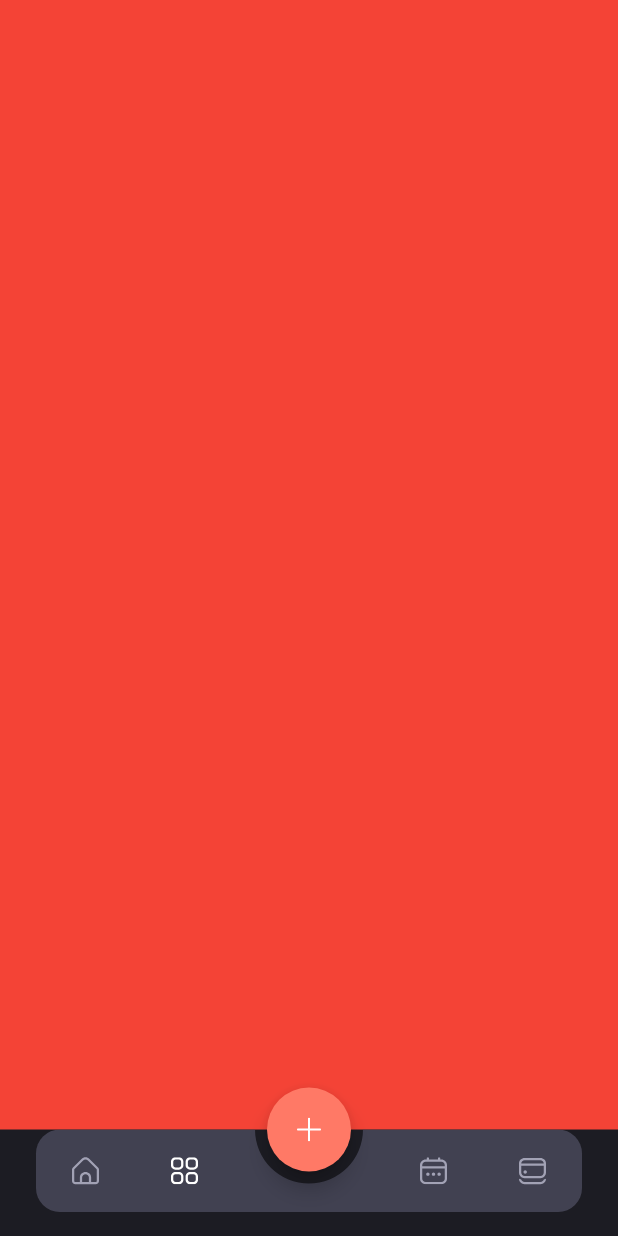
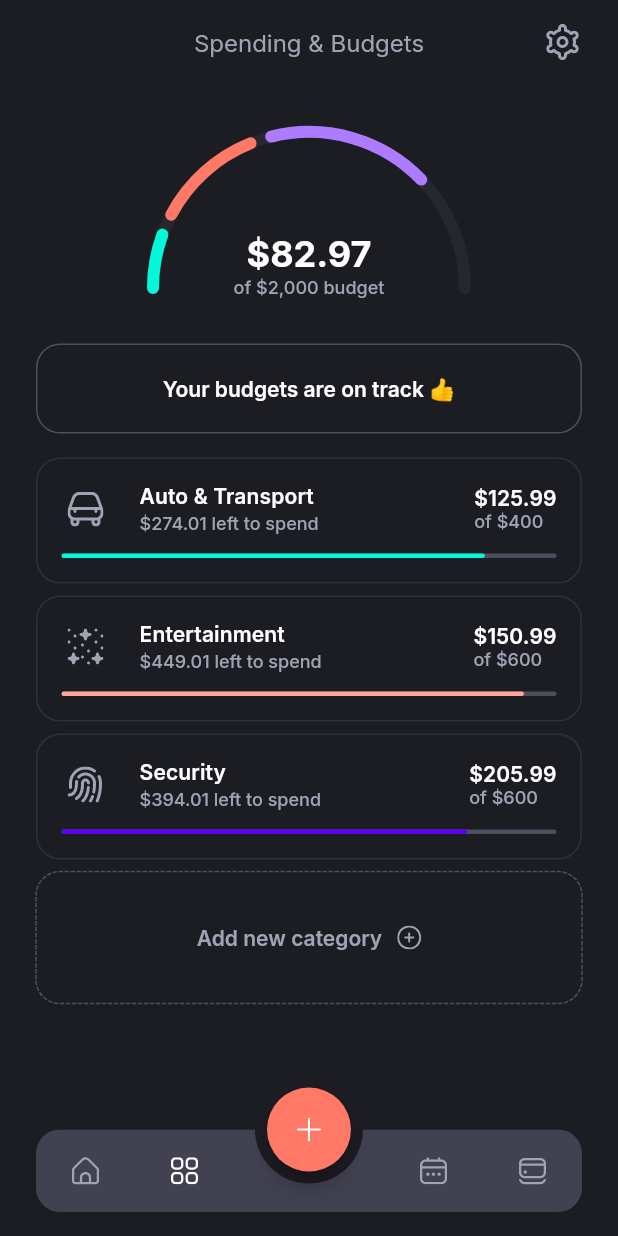
Before and after one commit to anilcngz/trackizer_app_ui, a Flutter app: the Nav screen opened directly, item 2 of the bottom bar chosen, on a phone screen of 412 x 824 dp. Run offline on Flutter 3.47's test engine with Material 2 defaults, Android fonts, the phone set to English and light mode, and no system bars; drawn by our look-alikes of dotted_border; our stand-ins replace flutter_svg, google_fonts.

Commit message:
Spending & Budgets Screen

```diff
--- a/lib/screens/nav/nav.dart
+++ b/lib/screens/nav/nav.dart
@@ -3,6 +3,8 @@ import 'package:flutter_svg/svg.dart';
 import 'package:trackizer_app/config/colors.dart';
 import 'package:trackizer_app/screens/home/home_screen.dart';
 import 'dart:math' as math;
+
+import 'package:trackizer_app/screens/spending_budgets/spending_budgets_screen.dart';
 
 class Nav extends StatefulWidget {
   const Nav({Key? key}) : super(key: key);
@@ -16,7 +18,7 @@ class _NavState extends State<Nav> {
 
   final _pages = [
     const HomeScreen(),
-    Container(color: Colors.red),
+    const SpendingBudgetsScreen(),
     Container(color: Colors.blue),
     Container(color: Colors.green),
   ];
--- /dev/null
+++ b/lib/screens/spending_budgets/spending_budgets_screen.dart
@@ -0,0 +1,318 @@
+import 'package:dotted_border/dotted_border.dart';
+import 'package:flutter/material.dart';
+import 'package:flutter_svg/flutter_svg.dart';
+import 'package:intl/intl.dart';
+import 'package:trackizer_app/config/colors.dart';
+import 'dart:math' as math;
+
+class SpendingBudgetsScreen extends StatelessWidget {
+  const SpendingBudgetsScreen({Key? key}) : super(key: key);
+
+  @override
+  Widget build(BuildContext context) {
+    Size size = MediaQuery.of(context).size;
+
+    final List<Map<String, dynamic>> categories = [
+      {
+        'iconPath': 'assets/icons/auto_transport.svg',
+        'title': 'Auto & Transport',
+        'totalBudget': 400,
+        'amountSpent': 125.99,
+        'color': kAccentS100,
+      },
+      {
+        'iconPath': 'assets/icons/entertainment.svg',
+        'title': 'Entertainment',
+        'totalBudget': 600,
+        'amountSpent': 150.99,
+        'color': kAccentP50,
+      },
+      {
+        'iconPath': 'assets/icons/security.svg',
+        'title': 'Security',
+        'totalBudget': 600,
+        'amountSpent': 205.99,
+        'color': kPrimary100,
+      },
+    ];
+
+    return Scaffold(
+      appBar: AppBar(
+        title: Text(
+          'Spending & Budgets',
+          style:
+              Theme.of(context).textTheme.titleMedium!.copyWith(color: kGrey30),
+        ),
+        centerTitle: true,
+        actions: [
+          Padding(
+            padding: const EdgeInsets.only(right: 25.0),
+            child: GestureDetector(
+              onTap: () {},
+              child: SvgPicture.asset('assets/icons/Settings.svg'),
+            ),
+          ),
+        ],
+      ),
+      body: SingleChildScrollView(
+        child: Padding(
+          padding: const EdgeInsets.symmetric(horizontal: 24.0),
+          child: Column(
+            children: [
+              SizedBox(height: size.height * 0.12),
+              CustomPaint(
+                foregroundPainter: _RadialGaugePainter(),
+                child: SizedBox(
+                  width: double.infinity,
+                  height: size.height * 0.09,
+                  child: Column(
+                    children: [
+                      Text(
+                        NumberFormat.currency(symbol: '\$', decimalDigits: 2)
+                            .format(82.97)
+                            .toString(),
+                        style: Theme.of(context)
+                            .textTheme
+                            .headlineMedium!
+                            .copyWith(
+                              fontSize: 24.0,
+                              fontWeight: FontWeight.w700,
+                              color: Colors.white,
+                            ),
+                      ),
+                      Text(
+                        'of \$2,000 budget',
+                        style:
+                            Theme.of(context).textTheme.labelMedium!.copyWith(
+                                  color: kGrey30,
+                                  fontWeight: FontWeight.w500,
+                                ),
+                      ),
+                    ],
+                  ),
+                ),
+              ),
+              Container(
+                height: 60,
+                width: size.width,
+                decoration: BoxDecoration(
+                  border: Border.all(width: 1, color: kGrey60),
+                  borderRadius: BorderRadius.circular(16.0),
+                ),
+                alignment: Alignment.center,
+                child: Text(
+                  'Your budgets are on track 👍',
+                  style: Theme.of(context)
+                      .textTheme
+                      .labelLarge!
+                      .copyWith(fontWeight: FontWeight.w600),
+                ),
+              ),
+              const SizedBox(height: 16),
+              ...List.generate(3, (index) {
+                final category = categories[index];
+                return Container(
+                  height: 84.0,
+                  width: size.width,
+                  margin: const EdgeInsets.only(bottom: 8.0),
+                  padding: const EdgeInsets.symmetric(
+                    horizontal: 16.0,
+                    vertical: 16.0,
+                  ),
+                  decoration: BoxDecoration(
+                    border: Border.all(
+                      width: 1.0,
+                      color: kGrey30.withOpacity(0.15),
+                    ),
+                    borderRadius: BorderRadius.circular(16.0),
+                  ),
+                  child: Column(
+                    mainAxisAlignment: MainAxisAlignment.center,
+                    children: [
+                      Row(
+                        children: [
+                          SvgPicture.asset(category['iconPath']),
+                          const SizedBox(width: 20.0),
+                          Column(
+                            crossAxisAlignment: CrossAxisAlignment.start,
+                            children: [
+                              Text(
+                                category['title'],
+                                style: Theme.of(context)
+                                    .textTheme
+                                    .titleSmall!
+                                    .copyWith(fontWeight: FontWeight.w600),
+                              ),
+                              const SizedBox(height: 2.0),
+                              Text(
+                                '\$${category['totalBudget'] - category['amountSpent']} left to spend',
+                                style: Theme.of(context)
+                                    .textTheme
+                                    .labelMedium!
+                                    .copyWith(
+                                      color: kGrey30,
+                                      fontWeight: FontWeight.w500,
+                                    ),
+                              ),
+                            ],
+                          ),
+                          const Spacer(),
+                          Column(
+                            crossAxisAlignment: CrossAxisAlignment.start,
+                            children: [
+                              Text(
+                                '\$${category['amountSpent']}',
+                                style: Theme.of(context)
+                                    .textTheme
+                                    .titleSmall!
+                                    .copyWith(fontWeight: FontWeight.w600),
+                              ),
+                              Text(
+                                'of \$${category['totalBudget']}',
+                                style: Theme.of(context)
+                                    .textTheme
+                                    .labelMedium!
+                                    .copyWith(
+                                      color: kGrey30,
+                                      fontWeight: FontWeight.w500,
+                                    ),
+                              ),
+                            ],
+                          ),
+                        ],
+                      ),
+                      const Spacer(),
+                      Stack(
+                        children: [
+                          Container(
+                            height: 3.0,
+                            width: size.width,
+                            decoration: BoxDecoration(
+                              borderRadius: BorderRadius.circular(9.0),
+                              color: kGrey60,
+                            ),
+                          ),
+                          Container(
+                            height: 3.0,
+                            width: ((category['totalBudget'] -
+                                    category['amountSpent']) *
+                                size.width /
+                                category['totalBudget']),
+                            decoration: BoxDecoration(
+                              borderRadius: BorderRadius.circular(9.0),
+                              color: category['color'],
+                            ),
+                          ),
+                        ],
+                      )
+                    ],
+                  ),
+                );
+              }),
+              GestureDetector(
+                onTap: () => print('add new category'),
+                child: DottedBorder(
+                  color: kGrey60,
+                  borderType: BorderType.RRect,
+                  radius: const Radius.circular(16.0),
+                  child: SizedBox(
+                    height: 84.0,
+                    width: size.width,
+                    child: Row(
+                      mainAxisAlignment: MainAxisAlignment.center,
+                      children: [
+                        Text(
+                          'Add new category',
+                          style:
+                              Theme.of(context).textTheme.labelLarge!.copyWith(
+                                    color: kGrey30,
+                                    fontWeight: FontWeight.w600,
+                                  ),
+                        ),
+                        const SizedBox(width: 10.0),
+                        SvgPicture.asset('assets/icons/add_circle.svg'),
+                      ],
+                    ),
+                  ),
+                ),
+              ),
+            ],
+          ),
+        ),
+      ),
+    );
+  }
+}
+
+class _RadialGaugePainter extends CustomPainter {
+  // Method to convert degree to radians
+  double degToRad(num deg) => deg * (math.pi / 180.0);
+
+  @override
+  void paint(Canvas canvas, Size size) {
+    final center = Offset(size.width / 2, size.height / 2);
+    final radius = size.width / 3.5;
+
+    final linePaint = Paint()
+      ..color = kGrey60.withOpacity(0.20)
+      ..strokeCap = StrokeCap.round
+      ..style = PaintingStyle.stroke
+      ..strokeWidth = 8.0;
+
+    canvas.drawArc(
+      Rect.fromCircle(center: center, radius: radius),
+      degToRad(180.0),
+      degToRad(180.0),
+      false,
+      linePaint,
+    );
+
+    final fillLinePaint1 = Paint()
+      ..color = kAccentS100
+      ..strokeCap = StrokeCap.round
+      ..style = PaintingStyle.stroke
+      ..strokeWidth = 8.0;
+
+    canvas.drawArc(
+      Rect.fromCircle(center: center, radius: radius),
+      degToRad(180.0),
+      degToRad(20.0),
+      false,
+      fillLinePaint1,
+    );
+
+    final fillLinePaint2 = Paint()
+      ..color = kAccentP100
+      ..strokeCap = StrokeCap.round
+      ..style = PaintingStyle.stroke
+      ..strokeWidth = 8.0;
+
+    canvas.drawArc(
+      Rect.fromCircle(center: center, radius: radius),
+      degToRad(208.0),
+      degToRad(40.0),
+      false,
+      fillLinePaint2,
+    );
+
+    final fillLinePaint3 = Paint()
+      ..color = kPrimary10
+      ..strokeCap = StrokeCap.round
+      ..style = PaintingStyle.stroke
+      ..strokeWidth = 8.0;
+
+    canvas.drawArc(
+      Rect.fromCircle(center: center, radius: radius),
+      degToRad(256.0),
+      degToRad(60.0),
+      false,
+      fillLinePaint3,
+    );
+  }
+
+  @override
+  bool shouldRepaint(_RadialGaugePainter oldDelegate) => false;
+
+  @override
+  bool shouldRebuildSemantics(_RadialGaugePainter oldDelegate) => false;
+}
--- a/pubspec.yaml
+++ b/pubspec.yaml
@@ -28,6 +28,7 @@ environment:
 # versions available, run `flutter pub outdated`.
 dependencies:
   cupertino_icons: ^1.0.2
+  dotted_border: ^2.0.0+2
   flutter:
     sdk: flutter
   flutter_svg: ^1.1.0
```
Also changed, not shown: assets/icons/add_circle.svg (added), assets/icons/auto_transport.svg (added), assets/icons/entertainment.svg (added), assets/icons/security.svg (added), pubspec.lock.
